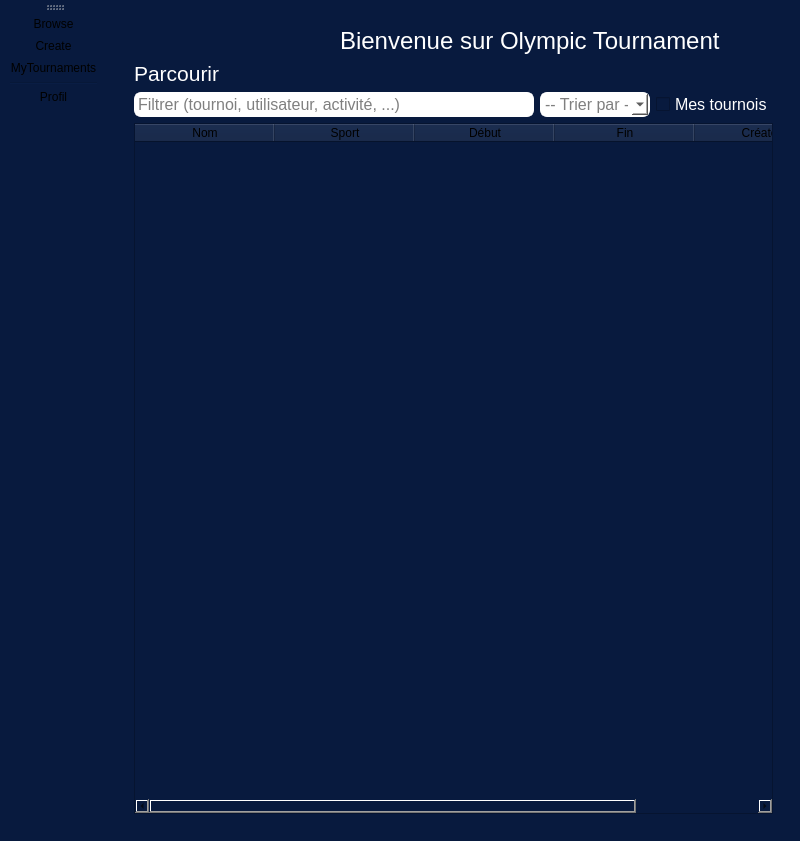
Before: the Qt Designer form source/application/application.ui in Projet-Trophee-NSI/Olympic-Tournament, drawn with Qt 5.
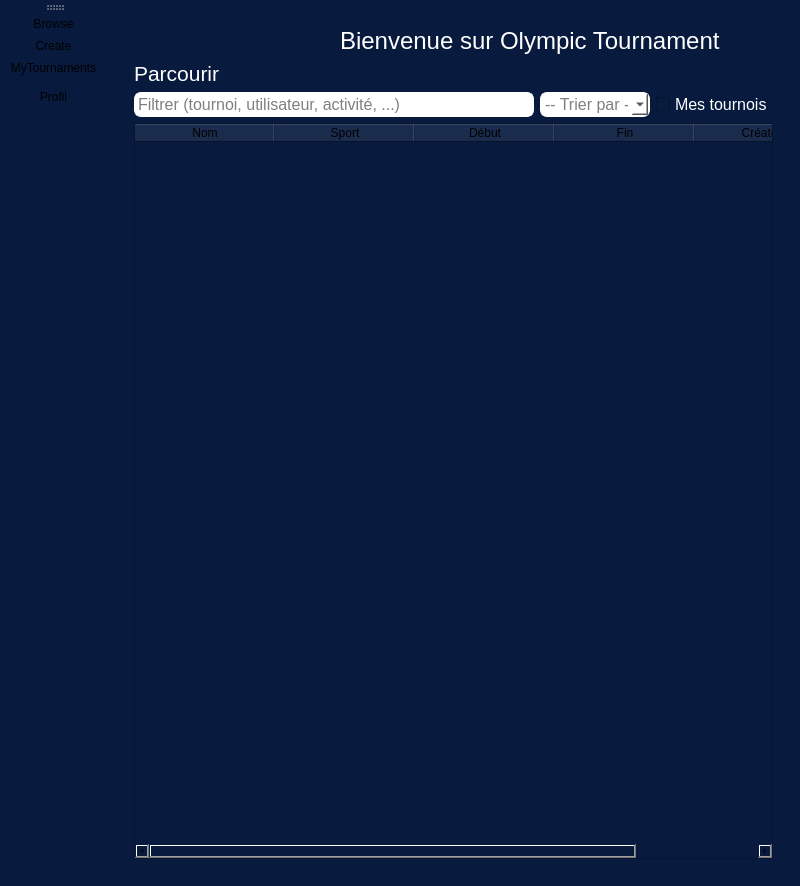
After: the same form once the commit is applied. The open tabs and pages were chosen to show the change.

What changed in the file:
```diff
--- a/source/application/application.ui
+++ b/source/application/application.ui
@@ -7,7 +7,7 @@
     <x>0</x>
     <y>0</y>
     <width>800</width>
-    <height>781</height>
+    <height>886</height>
    </rect>
   </property>
   <property name="windowTitle">
```
Left out of the diff: 2 changed lines with no effect on the pictures.
